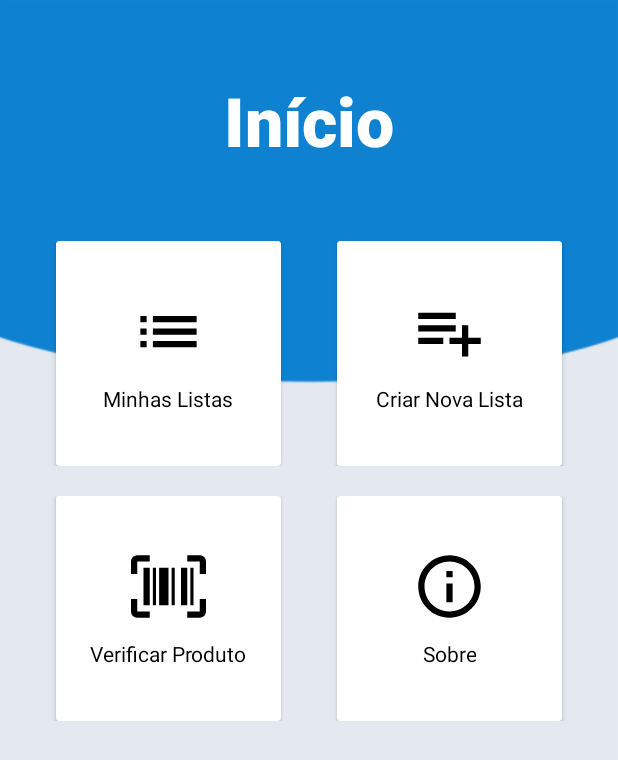
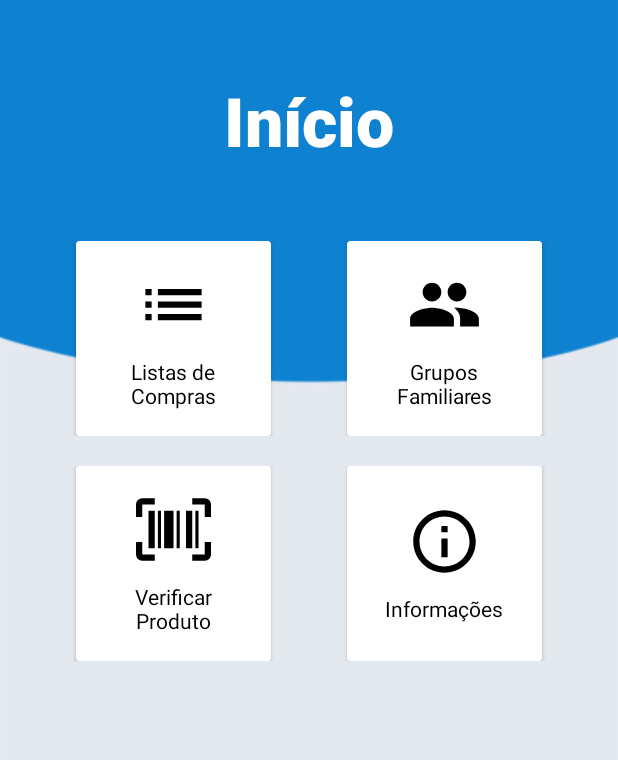
Before and after one commit to eduardoazvd17/HelpMarket, an Android app: the screen it shows after launch (MainActivity), on a phone screen of 412 x 824 dp. Shown: the top 760 px of the screen. Run offline under Robolectric (Android 15) with nearby library versions, the phone set to English and light mode, and no system bars.

Commit message:
Novos layouts

```diff
--- a/app/src/main/java/br/net/helpmarket/MainActivity.java
+++ b/app/src/main/java/br/net/helpmarket/MainActivity.java
@@ -1,13 +1,31 @@
 package br.net.helpmarket;
 
+import android.content.Intent;
 import android.support.v7.app.AppCompatActivity;
 import android.os.Bundle;
+import android.support.v7.widget.CardView;
+import android.view.View;
 
 public class MainActivity extends AppCompatActivity {
+
+    private CardView listaCompras, gruposFamiliares, verificarProduto, informacoes;
 
     @Override
     protected void onCreate(Bundle savedInstanceState) {
         super.onCreate(savedInstanceState);
         setContentView(R.layout.activity_main);
+
+        listaCompras = findViewById(R.id.listasCompras);
+        gruposFamiliares = findViewById(R.id.gruposFamiliares);
+        verificarProduto = findViewById(R.id.verificarProduto);
+        informacoes = findViewById(R.id.informacoes);
+
+        listaCompras.setOnClickListener(new View.OnClickListener() {
+            @Override
+            public void onClick(View v) {
+                Intent intent = new Intent(v.getContext(), ListaComprasActivity.class);
+                startActivity(intent);
+            }
+        });
     }
 }
--- /dev/null
+++ b/app/src/main/res/drawable/group.xml
@@ -0,0 +1,9 @@
+<vector xmlns:android="http://schemas.android.com/apk/res/android"
+        android:width="24dp"
+        android:height="24dp"
+        android:viewportWidth="24.0"
+        android:viewportHeight="24.0">
+    <path
+        android:fillColor="#FF000000"
+        android:pathData="M16,11c1.66,0 2.99,-1.34 2.99,-3S17.66,5 16,5c-1.66,0 -3,1.34 -3,3s1.34,3 3,3zM8,11c1.66,0 2.99,-1.34 2.99,-3S9.66,5 8,5C6.34,5 5,6.34 5,8s1.34,3 3,3zM8,13c-2.33,0 -7,1.17 -7,3.5L1,19h14v-2.5c0,-2.33 -4.67,-3.5 -7,-3.5zM16,13c-0.29,0 -0.62,0.02 -0.97,0.05 1.16,0.84 1.97,1.97 1.97,3.45L17,19h6v-2.5c0,-2.33 -4.67,-3.5 -7,-3.5z"/>
+</vector>
--- /dev/null
+++ b/app/src/main/res/drawable/more.xml
@@ -0,0 +1,5 @@
+<vector android:height="24dp" android:tint="#FFFFFF"
+    android:viewportHeight="24.0" android:viewportWidth="24.0"
+    android:width="24dp" xmlns:android="http://schemas.android.com/apk/res/android">
+    <path android:fillColor="#FF000000" android:pathData="M12,8c1.1,0 2,-0.9 2,-2s-0.9,-2 -2,-2 -2,0.9 -2,2 0.9,2 2,2zM12,10c-1.1,0 -2,0.9 -2,2s0.9,2 2,2 2,-0.9 2,-2 -0.9,-2 -2,-2zM12,16c-1.1,0 -2,0.9 -2,2s0.9,2 2,2 2,-0.9 2,-2 -0.9,-2 -2,-2z"/>
+</vector>
--- a/app/src/main/res/layout/activity_main.xml
+++ b/app/src/main/res/layout/activity_main.xml
@@ -1,6 +1,5 @@
 <?xml version="1.0" encoding="utf-8"?>
 <ScrollView xmlns:android="http://schemas.android.com/apk/res/android"
-    xmlns:app="http://schemas.android.com/apk/res-auto"
     xmlns:tools="http://schemas.android.com/tools"
     android:orientation="vertical"
     android:layout_width="match_parent"
@@ -46,8 +45,9 @@
                     android:layout_height="match_parent" />
 
                 <android.support.v7.widget.CardView
-                    android:layout_width="150dp"
-                    android:layout_height="150dp">
+                    android:id="@+id/listasCompras"
+                    android:layout_width="130dp"
+                    android:layout_height="130dp">
 
                     <LinearLayout
                         android:layout_width="match_parent"
@@ -70,7 +70,7 @@
                             android:layout_height="wrap_content"
                             android:textColor="@color/colorBlack"
                             android:textAlignment="center"
-                            android:text="Minhas Listas"/>
+                            android:text="Listas de Compras"/>
 
                     </LinearLayout>
 
@@ -82,8 +82,9 @@
                     android:layout_height="match_parent" />
 
                 <android.support.v7.widget.CardView
-                    android:layout_width="150dp"
-                    android:layout_height="150dp">
+                    android:id="@+id/gruposFamiliares"
+                    android:layout_width="130dp"
+                    android:layout_height="130dp">
 
                     <LinearLayout
                         android:layout_width="match_parent"
@@ -95,7 +96,7 @@
                         <ImageView
                             android:layout_width="50dp"
                             android:layout_height="50dp"
-                            android:src="@drawable/add_list"/>
+                            android:src="@drawable/group"/>
 
                         <Space
                             android:layout_width="match_parent"
@@ -106,7 +107,7 @@
                             android:layout_height="wrap_content"
                             android:textColor="@color/colorBlack"
                             android:textAlignment="center"
-                            android:text="Criar Nova Lista"/>
+                            android:text="Grupos Familiares"/>
 
                     </LinearLayout>
 
@@ -134,8 +135,9 @@
                     android:layout_height="match_parent" />
 
                 <android.support.v7.widget.CardView
-                    android:layout_width="150dp"
-                    android:layout_height="150dp">
+                    android:id="@+id/verificarProduto"
+                    android:layout_width="130dp"
+                    android:layout_height="130dp">
 
                     <LinearLayout
                         android:layout_width="match_parent"
@@ -170,8 +172,9 @@
                     android:layout_height="match_parent" />
 
                 <android.support.v7.widget.CardView
-                    android:layout_width="150dp"
-                    android:layout_height="150dp">
+                    android:id="@+id/informacoes"
+                    android:layout_width="130dp"
+                    android:layout_height="130dp">
 
                     <LinearLayout
                         android:layout_width="match_parent"
@@ -194,7 +197,7 @@
                             android:layout_height="wrap_content"
                             android:textColor="@color/colorBlack"
                             android:textAlignment="center"
-                            android:text="Sobre"/>
+                            android:text="Informações"/>
 
                     </LinearLayout>
 
--- a/app/src/main/res/values/colors.xml
+++ b/app/src/main/res/values/colors.xml
@@ -1,6 +1,6 @@
 <?xml version="1.0" encoding="utf-8"?>
 <resources>
-    <color name="colorPrimary">#007aff</color>
+    <color name="colorPrimary">#0E81D1</color>
     <color name="colorPrimaryDark">#5856d6</color>
     <color name="colorAccent">#af52b0</color>
     <color name="colorWhite">#fff</color>
```
Also changed, not shown: app/src/main/AndroidManifest.xml (+9 -0 lines), app/src/main/java/br/net/helpmarket/AdicionarProdutoActivity.java (added, +14 -0 lines), app/src/main/java/br/net/helpmarket/ListaComprasActivity.java (added, +39 -0 lines), app/src/main/java/br/net/helpmarket/ListaProdutosActivity.java (added, +39 -0 lines), app/src/main/res/drawable/add.xml (added, +9 -0 lines), app/src/main/res/drawable/deletef.xml (added, +9 -0 lines), app/src/main/res/drawable/edit.xml (added, +9 -0 lines), app/src/main/res/layout/activity_adicionar_produto.xml (added, +53 -0 lines), app/src/main/res/layout/activity_lista_produtos.xml (added, +57 -0 lines), app/src/main/res/layout/activity_listas_compras.xml (added, +57 -0 lines), app/src/main/res/menu/menu_lista_produtos.xml (added, +29 -0 lines), app/src/main/res/menu/menu_listas_compras.xml (added, +29 -0 lines), app/src/main/res/menu/menu_longpress.xml (added, +15 -0 lines).
